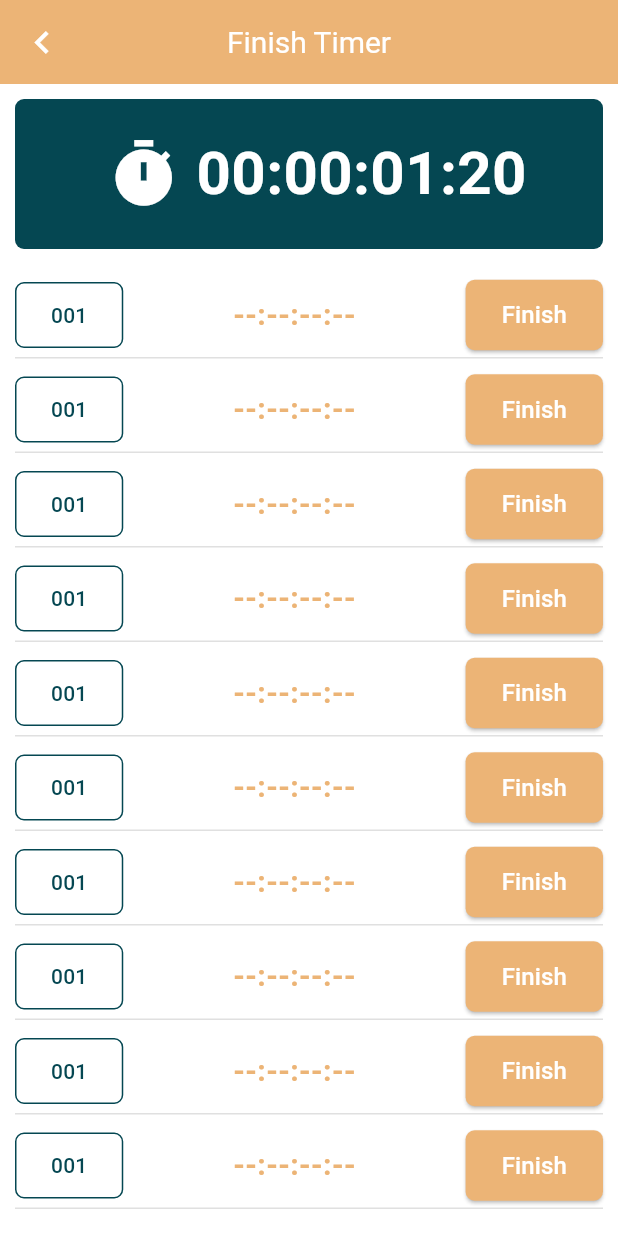
After one commit to Makarasok24/race_tracking, a Flutter app: the FinishTimerScreen screen opened directly, after a tap on "Finish", on a phone screen of 412 x 824 dp. The commit adds this screen. Run offline on Flutter 3.47's test engine with Material 3 defaults, Android fonts, the phone set to English and light mode, and no system bars; Roboto replaces fonts that are missing (Eesti).

Commit message:
fix conflict

```diff
--- /dev/null
+++ b/lib/presentation/ui/screens/finish_timer_screen.dart
@@ -0,0 +1,128 @@
+import 'dart:async';
+
+import 'package:flutter/material.dart';
+import 'package:race_tracking/presentation/theme/theme.dart';
+import 'package:race_tracking/presentation/widgets/participant_row.dart';
+
+class FinishTimerScreen extends StatefulWidget {
+  const FinishTimerScreen({super.key});
+
+  @override
+  State<FinishTimerScreen> createState() => _FinishTimerScreenState();
+}
+
+class _FinishTimerScreenState extends State<FinishTimerScreen> {
+  Duration _duration = Duration.zero;
+  Timer? _timer;
+  bool _isRunning = false;
+  DateTime? _startTime;
+
+  @override
+  void dispose() {
+    _timer?.cancel();
+    super.dispose();
+  }
+
+  void _startTimer() {
+    setState(() {
+      _isRunning = true;
+      _startTime = DateTime.now().subtract(_duration);
+      _timer = Timer.periodic(const Duration(milliseconds: 10), (timer) {
+        setState(() {
+          _duration = DateTime.now().difference(_startTime!);
+        });
+      });
+    });
+  }
+
+  void _stopTimer() {
+    setState(() {
+      _timer?.cancel();
+      _isRunning = false;
+    });
+  }
+
+  void _resetTimer() {
+    setState(() {
+      _timer?.cancel();
+      _isRunning = false;
+      _duration = Duration.zero;
+    });
+  }
+
+  String _formatDuration(Duration duration) {
+    String twoDigits(int n) => n.toString().padLeft(2, '0');
+    String twoDigitMilliseconds = (duration.inMilliseconds % 1000 ~/ 10)
+        .toString()
+        .padLeft(2, '0');
+    return "${twoDigits(duration.inHours)}:"
+        "${twoDigits(duration.inMinutes % 60)}:"
+        "${twoDigits(duration.inSeconds % 60)}:"
+        "$twoDigitMilliseconds";
+  }
+
+  @override
+  Widget build(BuildContext context) {
+    return Scaffold(
+      appBar: AppBar(
+        title: const Text("Finish Timer"),
+        titleTextStyle: RTATextStyles.title,
+        centerTitle: true,
+        backgroundColor: RTAColors.primary,
+        leading: IconButton(
+          icon: Icon(Icons.chevron_left, size: 30, color: RTAColors.white),
+          onPressed: () {
+            Navigator.pop(context);
+          },
+        ),
+      ),
+      body: Padding(
+        padding: const EdgeInsets.all(10.0),
+        child: Column(
+          mainAxisAlignment: MainAxisAlignment.start,
+          crossAxisAlignment: CrossAxisAlignment.start,
+          children: [
+            Container(
+              width: double.infinity,
+              height: 100,
+              decoration: BoxDecoration(
+                borderRadius: BorderRadius.circular(6),
+                color: RTAColors.neutralDark,
+              ),
+              child: Row(
+                mainAxisAlignment: MainAxisAlignment.center,
+                children: [
+                  const SizedBox(width: 10),
+                  Icon(Icons.timer, size: 50, color: RTAColors.white),
+                  const SizedBox(width: 10),
+                  Text(
+                    _formatDuration(_duration),
+                    style: TextStyle(
+                      fontSize: 40,
+                      color: RTAColors.white,
+                      fontWeight: FontWeight.bold,
+                    ),
+                  ),
+                ],
+              ),
+            ),
+            const SizedBox(height: 20),
+            Expanded(
+              child: ListView.separated(
+                itemCount: 10, // Replace with your actual participant count
+                separatorBuilder:
+                    (context, index) => const SizedBox(height: 10),
+                itemBuilder: (context, index) {
+                  return ParticipantRow(
+                    text: "Finish",
+                    onPressed: () => _startTimer(),
+                  ); // Replace with your actual participant row widget
+                },
+              ),
+            ),
+          ],
+        ),
+      ),
+    );
+  }
+}
--- /dev/null
+++ b/lib/presentation/widgets/participant_row.dart
@@ -0,0 +1,51 @@
+import 'package:flutter/material.dart';
+import 'package:race_tracking/presentation/theme/theme.dart';
+import 'package:race_tracking/presentation/widgets/primary_button.dart';
+
+
+class ParticipantRow extends StatelessWidget {
+  const ParticipantRow({
+    super.key,
+    required this.onPressed,
+    required this.text,
+  });
+  final String text;
+  final VoidCallback onPressed;
+  @override
+  Widget build(BuildContext context) {
+    return Container(
+      // padding: const EdgeInsets.symmetric(horizontal: 16, vertical: 8),
+      padding: const EdgeInsets.only(left: 0, right: 0, top: 0, bottom: 4),
+      decoration: BoxDecoration(
+        border: Border(
+          bottom: BorderSide(color: Colors.grey.shade300, width: 1),
+        ),
+      ),
+      child: Row(
+        mainAxisAlignment: MainAxisAlignment.spaceBetween,
+        children: [
+          OutlinedButton(
+            onPressed: () {},
+            style: OutlinedButton.styleFrom(
+              shape: RoundedRectangleBorder(
+                borderRadius: BorderRadius.circular(6),
+              ),
+              side: BorderSide(color: RTAColors.neutralDark),
+              padding: const EdgeInsets.symmetric(horizontal: 24, vertical: 12),
+            ),
+            child: Text("001", style: TextStyle(color: RTAColors.neutralDark)),
+          ),
+          Text(
+            "--:--:--:--",
+            style: TextStyle(
+              fontSize: 20,
+              color: RTAColors.primary,
+              fontWeight: FontWeight.bold,
+            ),
+          ),
+          PrimaryButton(text: text, onPressed: onPressed),
+        ],
+      ),
+    );
+  }
+}
--- /dev/null
+++ b/lib/presentation/widgets/primary_button.dart
@@ -0,0 +1,27 @@
+import 'package:flutter/material.dart';
+import 'package:race_tracking/presentation/theme/theme.dart';
+
+class PrimaryButton extends StatelessWidget {
+  const PrimaryButton({
+    super.key,
+    required this.text,
+    required this.onPressed,
+    this.color,
+  });
+  final String text;
+  final VoidCallback onPressed;
+  final Color? color;
+  @override
+  Widget build(BuildContext context) {
+    return ElevatedButton(
+      style: ElevatedButton.styleFrom(
+        foregroundColor: RTAColors.white,
+        backgroundColor: color ?? RTAColors.primary,
+        padding: const EdgeInsets.symmetric(horizontal: 24, vertical: 12),
+        shape: RoundedRectangleBorder(borderRadius: BorderRadius.circular(6)),
+      ),
+      onPressed: onPressed,
+      child: Text(text, style: const TextStyle(fontSize: 16)),
+    );
+  }
+}
--- a/pubspec.yaml
+++ b/pubspec.yaml
@@ -41,8 +41,6 @@ dependencies:
   # The following adds the Cupertino Icons font to your application.
   # Use with the CupertinoIcons class for iOS style icons.
   cupertino_icons: ^1.0.8
-  http: ^1.3.0
-  provider: ^6.1.4
   flutter_launcher_icons: ^0.14.3
 
   # The following adds the Material Icons font to your application.
```
Also changed, not shown: lib/main.dart (+16 -16 lines), lib/presentation/ui/screens/race_segment.dart (added, +30 -0 lines), lib/presentation/ui/screens/segment_timer_screen.dart (added, +120 -0 lines), lib/presentation/ui/screens/start_timer_screen.dart (added, +129 -0 lines), lib/presentation/widgets/segment_card.dart (added, +54 -0 lines), pubspec.lock, 1 other file.
